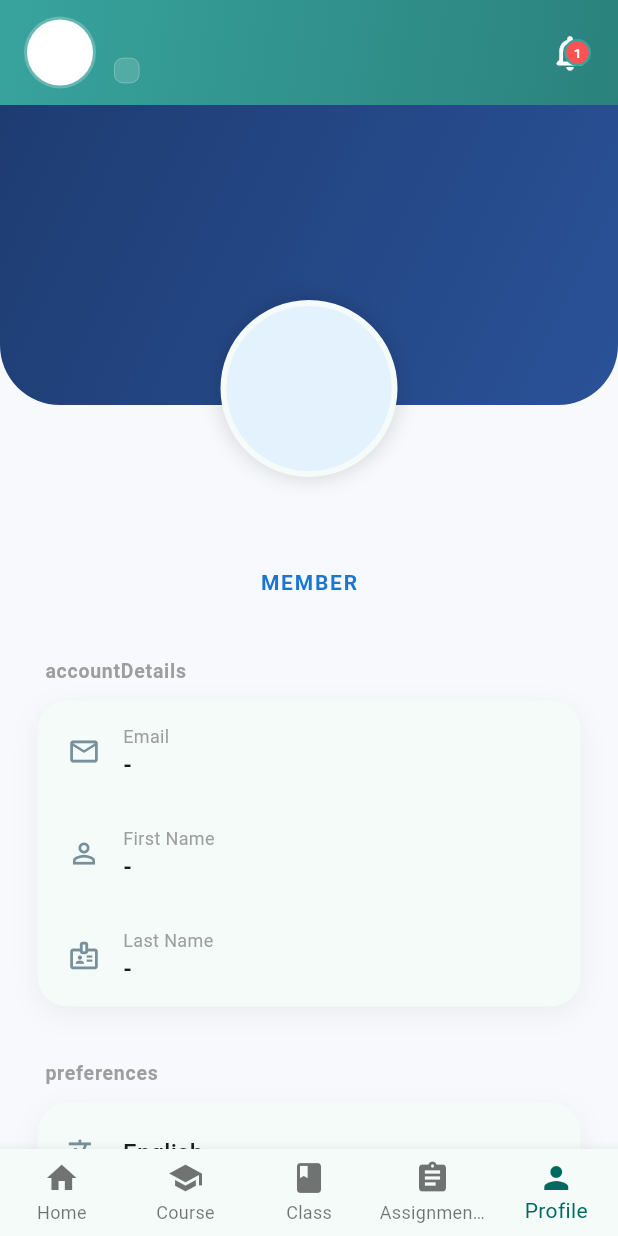
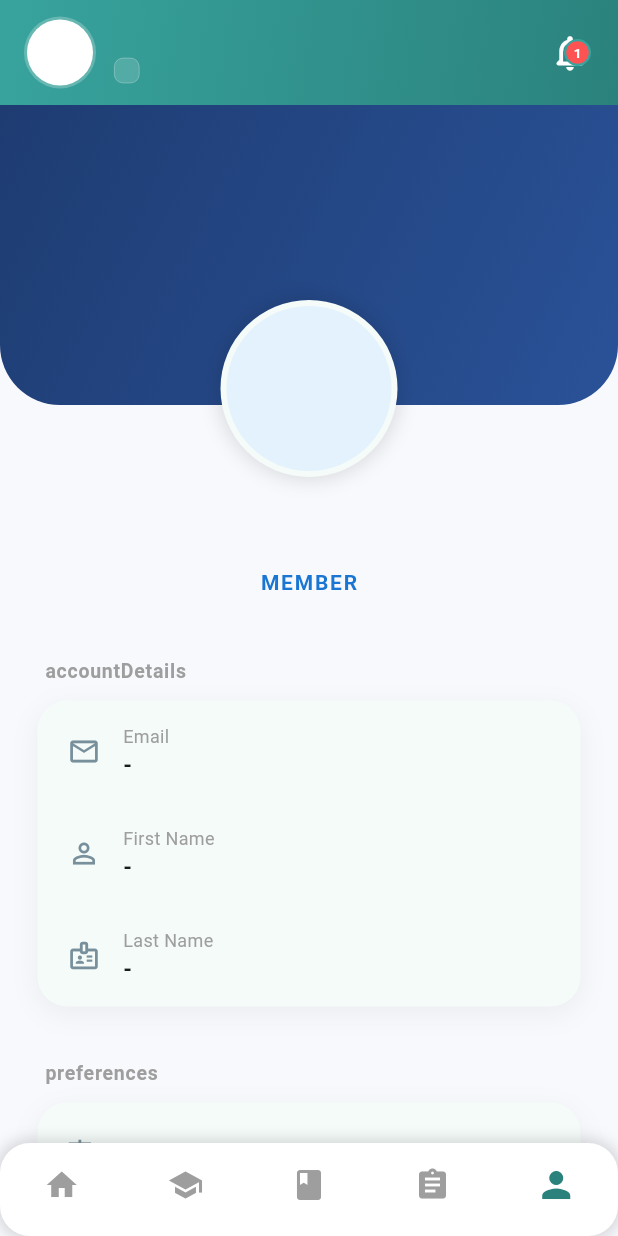
Before and after one commit to VanchhaiThay/eduhub, a Flutter app: the HomePage screen opened directly, item 5 of the bottom bar chosen, on a phone screen of 412 x 824 dp. Run offline on Flutter 3.47's test engine with Material 3 defaults, Android fonts, the light colour scheme and no system bars; our stand-ins replace cloud_firestore, firebase_auth, firebase_core, flutter_local_notifications, shared_preferences; accounts and stored records are empty.

Commit message:
update bar tap

```diff
--- a/lib/components/home.dart
+++ b/lib/components/home.dart
@@ -71,7 +71,6 @@ class _HomePageState extends State<HomePage> {
       setState(() => isLoading = false);
     } else {
       setState(() => isLoading = false);
-      // ignore: use_build_context_synchronously
       ScaffoldMessenger.of(context)
           .showSnackBar(const SnackBar(content: Text("Error loading user data")));
     }
@@ -88,7 +87,7 @@ class _HomePageState extends State<HomePage> {
     });
 
     final newNotification = {
-      'title': 'Welcome Back!',
+      'title': 'EduHub welcome!',
       'body': 'You logged in successfully',
       'timestamp': Timestamp.now(),
     };
@@ -127,11 +126,9 @@ class _HomePageState extends State<HomePage> {
     });
   }
 
-  // ignore: unused_element
   Future<void> _logout(BuildContext context) async {
     await FirebaseAuth.instance.signOut();
     Navigator.pushAndRemoveUntil(
-      // ignore: use_build_context_synchronously
       context,
       MaterialPageRoute(builder: (_) => const LoginPage()),
       (route) => false,
@@ -150,7 +147,6 @@ class _HomePageState extends State<HomePage> {
         .update({'notificationCount': 0});
 
     showModalBottomSheet(
-      // ignore: use_build_context_synchronously
       context: context,
       builder: (_) => SizedBox(
         height: 400,
@@ -176,8 +172,7 @@ class _HomePageState extends State<HomePage> {
                         return ListTile(
                           title: Text(notif['title'] ?? ""),
                           subtitle: Text(notif['body'] ?? ""),
-                          trailing:
-                              Text(dateStr, style: const TextStyle(fontSize: 10)),
+                          trailing: Text(dateStr, style: const TextStyle(fontSize: 10)),
                         );
                       },
                     ),
@@ -194,7 +189,6 @@ if (isLoading) {
       return const Scaffold(body: Center(child: CircularProgressIndicator()));
     }
 
-    // Check if Dark Mode is active to adjust AppBar contrast
     final bool isDark = Theme.of(context).brightness == Brightness.dark;
 
     final tabs = [
@@ -217,11 +211,12 @@ if (isLoading) {
         onLanguageChanged: (lang) => setState(() => selectedLanguage = lang),
       ),
     ];
+
     return Scaffold(
       appBar: AppBar(
         automaticallyImplyLeading: false,
-        elevation: 0, // Remove shadow for a clean look
-        toolbarHeight: 70, // Increased height for better spacing
+        elevation: 0,
+        toolbarHeight: 70,
         flexibleSpace: Container(
           decoration: BoxDecoration(
             gradient: LinearGradient(
@@ -235,11 +230,10 @@ appBar: AppBar(
         ),
         title: Row(
           children: [
-            // --- Stylish Avatar ---
             GestureDetector(
               onTap: () => setState(() => _selectedIndex = 4),
               child: Container(
-                padding: const EdgeInsets.all(2), // White border effect
+                padding: const EdgeInsets.all(2),
                 decoration: const BoxDecoration(
                   color: Colors.white24,
                   shape: BoxShape.circle,
@@ -247,7 +241,8 @@ appBar: AppBar(
                 child: CircleAvatar(
                   radius: 22,
                   backgroundColor: Colors.white,
-                  backgroundImage: profileImage != null ? FileImage(profileImage!) : null,
+                  backgroundImage:
+                      profileImage != null ? FileImage(profileImage!) : null,
                   child: profileImage == null
                       ? Text(
                           "${firstName?[0] ?? ""}${lastName?[0] ?? ""}",
@@ -262,7 +257,6 @@ appBar: AppBar(
               ),
             ),
             const SizedBox(width: 12),
-            // --- User Info ---
             Expanded(
               child: Column(
                 crossAxisAlignment: CrossAxisAlignment.start,
@@ -279,11 +273,10 @@ appBar: AppBar(
                     ),
                   ),
                   const SizedBox(height: 2),
-                  // Role Badge
                   Container(
-                    padding: const EdgeInsets.symmetric(horizontal: 8, vertical: 2),
+                    padding:
+                        const EdgeInsets.symmetric(horizontal: 8, vertical: 2),
                     decoration: BoxDecoration(
-                      // ignore: deprecated_member_use
                       color: Colors.white.withOpacity(0.15),
                       borderRadius: BorderRadius.circular(6),
                       border: Border.all(color: Colors.white30, width: 0.5),
@@ -304,7 +297,6 @@ appBar: AppBar(
           ],
         ),
         actions: [
-          // --- Custom Notification Icon ---
           Padding(
             padding: const EdgeInsets.only(right: 8.0),
             child: Stack(
@@ -312,7 +304,8 @@ appBar: AppBar(
               children: [
                 IconButton(
                   onPressed: _showNotifications,
-                  icon: const Icon(Icons.notifications_none_rounded, color: Colors.white, size: 28),
+                  icon: const Icon(Icons.notifications_none_rounded,
+                      color: Colors.white, size: 28),
                 ),
                 if (notificationCount > 0)
                   Positioned(
@@ -323,9 +316,14 @@ appBar: AppBar(
                       decoration: BoxDecoration(
                         color: Colors.redAccent,
                         shape: BoxShape.circle,
-                        border: Border.all(color: isDark ? const Color(0xFF1F1F1F) : const Color(0xFF38A39D), width: 1.5),
+                        border: Border.all(
+                            color: isDark
+                                ? const Color(0xFF1F1F1F)
+                                : const Color(0xFF38A39D),
+                            width: 1.5),
                       ),
-                      constraints: const BoxConstraints(minWidth: 18, minHeight: 18),
+                      constraints:
+                          const BoxConstraints(minWidth: 18, minHeight: 18),
                       child: Text(
                         '$notificationCount',
                         style: const TextStyle(
@@ -343,32 +341,71 @@ appBar: AppBar(
         ],
       ),
       body: tabs[_selectedIndex],
-      bottomNavigationBar: BottomNavigationBar(
+      bottomNavigationBar: Container(
+        decoration: BoxDecoration(
+          color: isDark ? const Color(0xFF1F1F1F) : Colors.white,
+          boxShadow: [
+            BoxShadow(
+              color: Colors.black.withOpacity(0.15),
+              blurRadius: 8,
+              spreadRadius: 2,
+            ),
+          ],
+          borderRadius: const BorderRadius.only(
+            topLeft: Radius.circular(20),
+            topRight: Radius.circular(20),
+            bottomLeft: Radius.circular(20),
+            bottomRight: Radius.circular(20),
+          ),
+        ),
+        child: BottomNavigationBar(
           currentIndex: _selectedIndex,
+          onTap: _onItemTapped,
+          backgroundColor: Colors.transparent,
+          elevation: 0,
           type: BottomNavigationBarType.fixed,
-        onTap: _onItemTapped,
+          showSelectedLabels: false,
+          showUnselectedLabels: false,
+          selectedItemColor: const Color(0xFF2B827D),
+          unselectedItemColor: Colors.grey,
           items: [
             BottomNavigationBarItem(
-            icon: const Icon(Icons.home),
-            label: Localization.text(selectedLanguage, 'home'),
+              icon: Icon(
+                Icons.home,
+                size: _selectedIndex == 0 ? 28 : 24,
+              ),
+              label: 'Home',
             ),
             BottomNavigationBarItem(
-            icon: const Icon(Icons.school),
-            label: Localization.text(selectedLanguage, 'course'),
+              icon: Icon(
+                Icons.school,
+                size: _selectedIndex == 1 ? 28 : 24,
+              ),
+              label: 'Course',
             ),
             BottomNavigationBarItem(
-            icon: const Icon(Icons.book),
-            label: Localization.text(selectedLanguage, 'class'),
+              icon: Icon(
+                Icons.book,
+                size: _selectedIndex == 2 ? 28 : 24,
+              ),
+              label: 'Class',
             ),
             BottomNavigationBarItem(
-            icon: const Icon(Icons.assignment),
-            label: Localization.text(selectedLanguage, 'assignments'),
+              icon: Icon(
+                Icons.assignment,
+                size: _selectedIndex == 3 ? 28 : 24,
+              ),
+              label: 'Assignments',
             ),
             BottomNavigationBarItem(
-            icon: const Icon(Icons.person),
-            label: Localization.text(selectedLanguage, 'profile'),
+              icon: Icon(
+                Icons.person,
+                size: _selectedIndex == 4 ? 28 : 24,
+              ),
+              label: 'Profile',
             ),
           ],
+        ),
       ),
     );
   }
```
Lines whose indentation alone changed are shown as unchanged.
